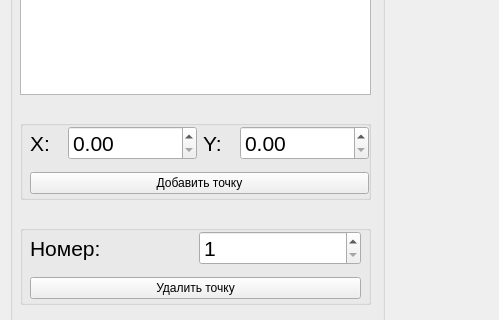
SerPan23/BMSTU_SEM_4, file lab_01/mainwindow.ui: the form before one commit; both pictures show x 0 to 499 and y 136 to 456 of the 1200 by 720 pixel window.
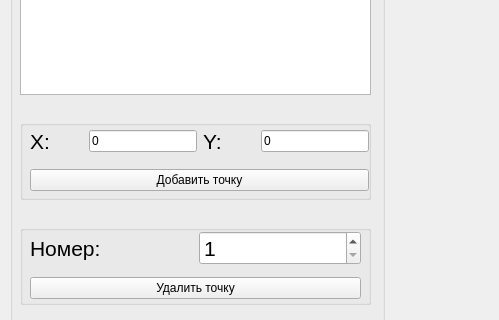
The form after the commit.

Commit message: remake input for dots (from QDoubleSpinBox to QLineEdit)

Diff of the .ui file:
```diff
--- a/lab_01/mainwindow.ui
+++ b/lab_01/mainwindow.ui
@@ -186,14 +186,18 @@
                     </widget>
                    </item>
                    <item>
-                    <widget class="QDoubleSpinBox" name="input_X">
-                     <property name="font">
-                      <font>
-                       <pointsize>16</pointsize>
-                      </font>
+                    <widget class="QLineEdit" name="input_X">
+                     <property name="sizePolicy">
+                      <sizepolicy hsizetype="Minimum" vsizetype="Fixed">
+                       <horstretch>0</horstretch>
+                       <verstretch>0</verstretch>
+                      </sizepolicy>
                      </property>
-                     <property name="maximum">
-                      <double>9999999999.000000000000000</double>
+                     <property name="text">
+                      <string>0</string>
+                     </property>
+                     <property name="placeholderText">
+                      <string/>
                      </property>
                     </widget>
                    </item>
@@ -214,14 +218,15 @@
                     </widget>
                    </item>
                    <item>
-                    <widget class="QDoubleSpinBox" name="input_Y">
-                     <property name="font">
-                      <font>
-                       <pointsize>16</pointsize>
-                      </font>
+                    <widget class="QLineEdit" name="input_Y">
+                     <property name="sizePolicy">
+                      <sizepolicy hsizetype="Minimum" vsizetype="Fixed">
+                       <horstretch>0</horstretch>
+                       <verstretch>0</verstretch>
+                      </sizepolicy>
                      </property>
-                     <property name="maximum">
-                      <double>9999999999.000000000000000</double>
+                     <property name="text">
+                      <string>0</string>
                      </property>
                     </widget>
                    </item>
```
The commit also changes 1 other file.
